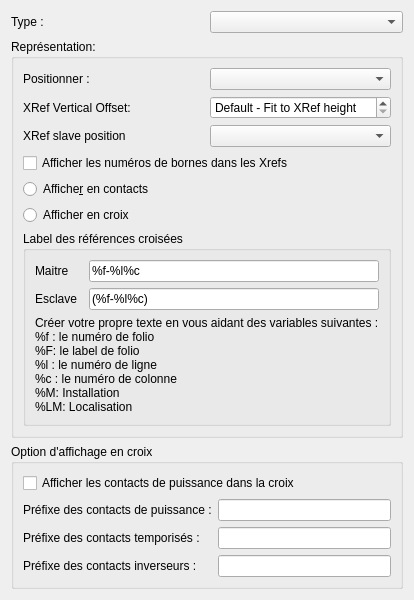
First picture: the form in sources/ui/xrefpropertieswidget.ui, repository qelectrotech/qelectrotech-source-mirror, before the edit.
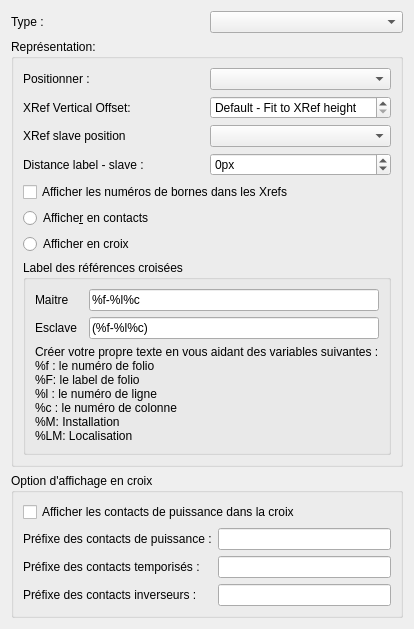
Second picture: the form after the edit.

Commit message: Add configurable distance between label and slave XRef

Patch:
```diff
--- a/sources/ui/xrefpropertieswidget.ui
+++ b/sources/ui/xrefpropertieswidget.ui
@@ -104,6 +104,42 @@
         </item>
        </layout>
       </item>
+       <item>
+        <layout class="QHBoxLayout" name="horizontalLayout_8">
+         <item>
+          <widget class="QLabel" name="label_11">
+           <property name="text">
+            <string>Distance label - slave :</string>
+           </property>
+          </widget>
+         </item>
+         <item>
+          <widget class="QSpinBox" name="m_slave_offset_sb">
+           <property name="toolTip">
+            <string>Distance in pixels between the label and the slave cross reference</string>
+           </property>
+           <property name="suffix">
+            <string notr="true">px</string>
+           </property>
+           <property name="correctionMode">
+            <enum>QAbstractSpinBox::CorrectToNearestValue</enum>
+           </property>
+           <property name="minimum">
+            <number>-50</number>
+           </property>
+           <property name="maximum">
+            <number>100</number>
+           </property>
+           <property name="singleStep">
+            <number>1</number>
+           </property>
+           <property name="value">
+            <number>0</number>
+           </property>
+          </widget>
+         </item>
+        </layout>
+       </item>
       <item>
        <layout class="QHBoxLayout" name="horizontalLayout_3">
         <item>
```
Lines whose indentation alone changed are shown as unchanged. The commit also changes 7 other files.
